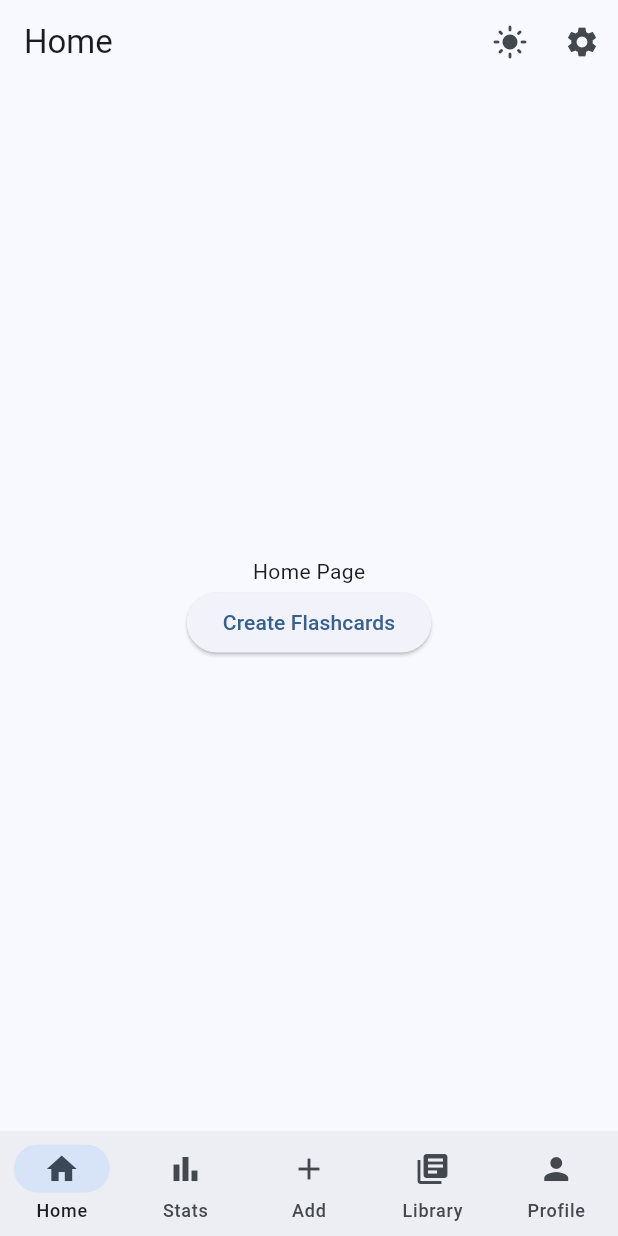
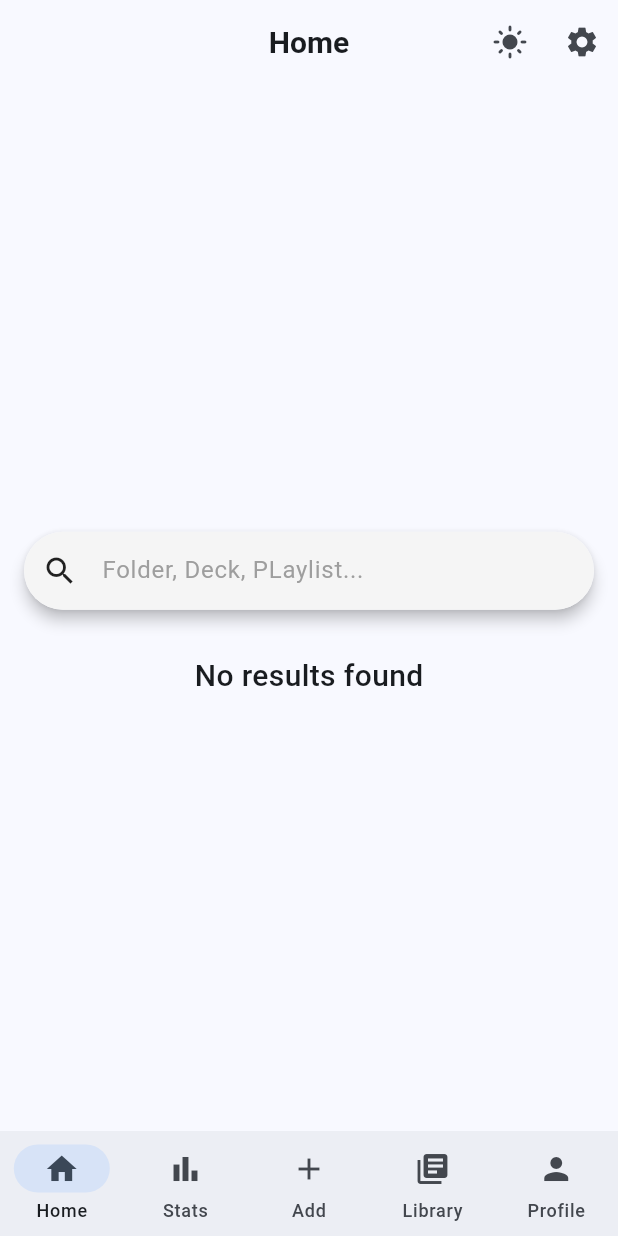
Before and after one commit to PQ-007/IVO, a Flutter app: the screen it shows after launch, after a tap on the "dark mode" icon, on a phone screen of 412 x 824 dp. Run offline on Flutter 3.47's test engine with Material 3 defaults, Android fonts, the phone set to English and light mode, and no system bars; our stand-ins replace cloud_firestore, firebase_auth, firebase_core, fluttertoast, google_sign_in, sqflite; accounts and stored records are empty.

Commit message:
yr n boljindo

```diff
--- a/lib/components/my_appbar.dart
+++ b/lib/components/my_appbar.dart
@@ -13,7 +13,11 @@ class MyAppBar extends StatelessWidget implements PreferredSizeWidget {
   @override
   Widget build(BuildContext context) {
     return AppBar(
-      title: Text(titleText),
+      title: Text(
+        titleText,
+        style: TextStyle(fontSize: 20, fontWeight: FontWeight.bold),
+      ),
+      centerTitle: true,
       actions: [
         // Dark mode toggle button
         IconButton(
--- /dev/null
+++ b/lib/components/my_searchbar.dart
@@ -0,0 +1,78 @@
+import 'package:flutter/material.dart';
+
+class MySearchbar extends StatefulWidget {
+  final TextEditingController? controller;
+  final void Function(String)? onSearch;
+  final String hintText;
+  const MySearchbar({
+    super.key,
+    this.controller,
+    this.onSearch,
+    required this.hintText,
+  });
+
+  @override
+  State<MySearchbar> createState() => _MySearchbarState();
+}
+
+class _MySearchbarState extends State<MySearchbar> {
+  late TextEditingController _controller;
+
+  @override
+  void initState() {
+    super.initState();
+    _controller = widget.controller ?? TextEditingController();
+  }
+
+  @override
+  void dispose() {
+    if (widget.controller == null) _controller.dispose();
+    super.dispose();
+  }
+
+  void _clearSearch() {
+    _controller.clear();
+    setState(() {});
+  }
+
+  @override
+  Widget build(BuildContext context) {
+    final isDark = Theme.of(context).brightness == Brightness.dark;
+
+    return Padding(
+      padding: const EdgeInsets.symmetric(horizontal: 16.0, vertical: 10),
+      child: Material(
+        elevation: 4,
+        borderRadius: BorderRadius.circular(32),
+        color: Theme.of(context).cardColor,
+        child: TextField(
+          controller: _controller,
+          onChanged: (_) => setState(() {}),
+          onSubmitted: widget.onSearch,
+          decoration: InputDecoration(
+            contentPadding: const EdgeInsets.symmetric(vertical: 14.0),
+            hintText: widget.hintText,
+            hintStyle: TextStyle(color: Colors.grey[500]),
+            prefixIcon: Icon(
+              Icons.search,
+              color: Theme.of(context).iconTheme.color,
+            ),
+            suffixIcon:
+                _controller.text.isNotEmpty
+                    ? IconButton(
+                      icon: const Icon(Icons.clear),
+                      onPressed: _clearSearch,
+                    )
+                    : null,
+            border: OutlineInputBorder(
+              borderRadius: BorderRadius.circular(32.0),
+              borderSide: BorderSide.none,
+            ),
+            filled: true,
+            fillColor: isDark ? Colors.grey[900] : Colors.grey[100],
+          ),
+        ),
+      ),
+    );
+  }
+}
--- a/lib/view/pages/home_page/index.dart
+++ b/lib/view/pages/home_page/index.dart
@@ -1,5 +1,6 @@
 import 'package:flutter/material.dart';
 import 'package:test_project/components/my_appbar.dart';
+import 'package:test_project/components/my_searchbar.dart';
 
 class HomePage extends StatefulWidget {
   const HomePage({super.key});
@@ -13,24 +14,17 @@ class _HomePageState extends State<HomePage> {
   Widget build(BuildContext context) {
     return Scaffold(
       appBar: MyAppBar(titleText: "Home"),
-      body: Center(
-        child: Column(
-          mainAxisAlignment: MainAxisAlignment.center,
-          children: [
-            const Text("Home Page"),
-            ElevatedButton(
-              onPressed: () {
-                // Navigator.push(
-                //   context,
-                //   MaterialPageRoute(
-                //     // builder: (context) => const CardMakingPage(),
-                //   ),
-                // );
-              },
-              child: const Text("Create Flashcards"),
-            ),
-          ],
-        ),
+      body: Column(
+        mainAxisAlignment: MainAxisAlignment.center,
+        crossAxisAlignment: CrossAxisAlignment.center,
+        children: [
+          MySearchbar(hintText: "Folder, Deck, PLaylist..."),
+          const SizedBox(height: 20),
+          const Text(
+            "No results found",
+            style: TextStyle(fontSize: 20, fontWeight: FontWeight.w500),
+          ),
+        ],
       ),
     );
   }
--- a/lib/view/pages/profile_page/index.dart
+++ b/lib/view/pages/profile_page/index.dart
@@ -124,10 +124,7 @@ class SettingItem extends StatelessWidget {
   @override
   Widget build(BuildContext context) {
     return ListTile(
-      title: Text(
-        title,
-        style: const TextStyle(fontSize: 16, color: Colors.white),
-      ),
+      title: Text(title, style: const TextStyle(fontSize: 16)),
       trailing:
           showArrow
               ? const Icon(
```
Also changed, not shown: lib/components/my_drawer.dart (deleted, +0 -42 lines), lib/components/settings_page.dart (added, +49 -0 lines), lib/view/pages/add_page/create_deck/create_deck_page.dart (+0 -27 lines).
